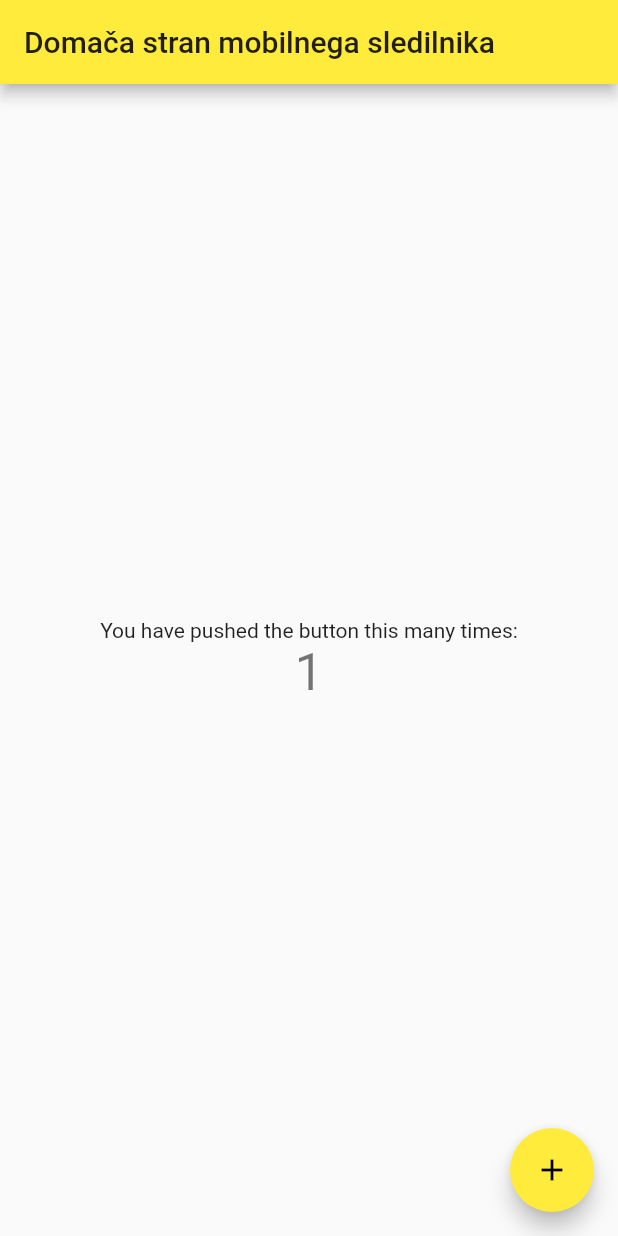
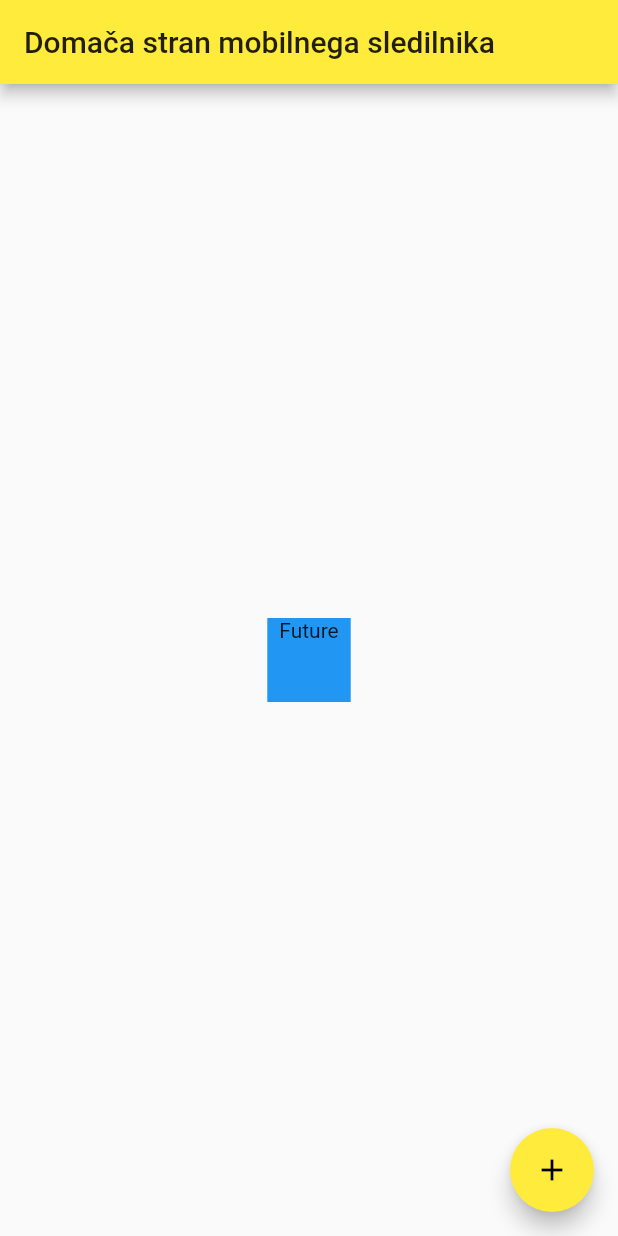
Before and after one commit to sledilnik/mobile-app, a Flutter app: the screen it shows after launch, after a tap on the "add" icon, on a phone screen of 412 x 824 dp. Run offline on Flutter 3.47's test engine with Material 2 defaults, Android fonts, the phone set to English and light mode, and no system bars.

Commit message:
Adds blank info_box widget

```diff
--- a/sledilnik_mobile_app/lib/main.dart
+++ b/sledilnik_mobile_app/lib/main.dart
@@ -1,4 +1,5 @@
 import 'package:flutter/material.dart';
+import "ui/widgets/info_box.dart";
 
 void main() {
   runApp(MyApp());
@@ -50,19 +51,6 @@ class MyHomePage extends StatefulWidget {
 }
 
 class _MyHomePageState extends State<MyHomePage> {
-  int _counter = 0;
-
-  void _incrementCounter() {
-    setState(() {
-      // This call to setState tells the Flutter framework that something has
-      // changed in this State, which causes it to rerun the build method below
-      // so that the display can reflect the updated values. If we changed
-      // _counter without calling setState(), then the build method would not be
-      // called again, and so nothing would appear to happen.
-      _counter++;
-    });
-  }
-
   @override
   Widget build(BuildContext context) {
     // This method is rerun every time setState is called, for instance as done
@@ -97,18 +85,12 @@ class _MyHomePageState extends State<MyHomePage> {
           // horizontal).
           mainAxisAlignment: MainAxisAlignment.center,
           children: <Widget>[
-            Text(
-              'You have pushed the button this many times:',
-            ),
-            Text(
-              '$_counter',
-              style: Theme.of(context).textTheme.headline4,
-            ),
+            InfoBox(),
           ],
         ),
       ),
       floatingActionButton: FloatingActionButton(
-        onPressed: _incrementCounter,
+        onPressed: () => null,
         tooltip: 'Increment',
         child: Icon(Icons.add),
       ), // This trailing comma makes auto-formatting nicer for build methods.
--- /dev/null
+++ b/sledilnik_mobile_app/lib/ui/widgets/info_box.dart
@@ -0,0 +1,15 @@
+import 'package:flutter/material.dart';
+
+class InfoBox extends StatelessWidget {
+  @override
+  Widget build(BuildContext context) {
+    return Container(
+        height: 56.0, // in logical pixels
+        padding: const EdgeInsets.symmetric(horizontal: 8.0),
+        decoration: BoxDecoration(color: Colors.blue[500]),
+        child: Text(
+          'Future',
+          textDirection: TextDirection.ltr,
+        ));
+  }
+}
```
